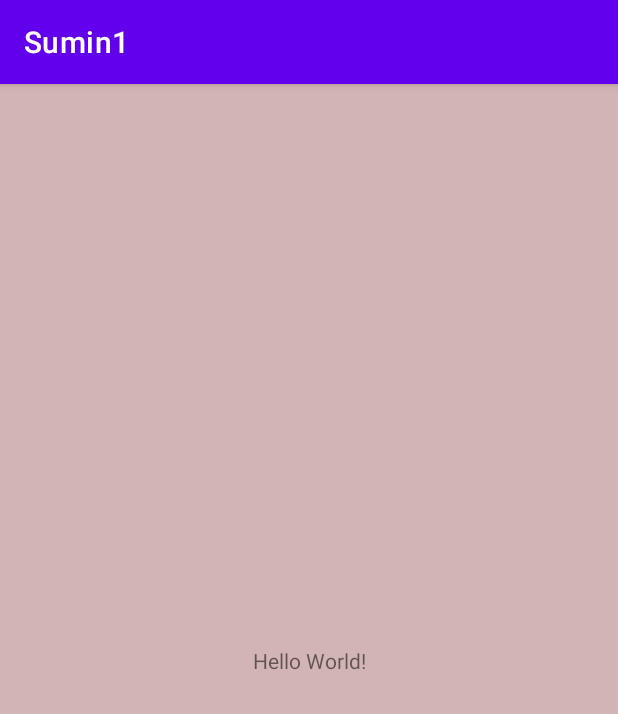
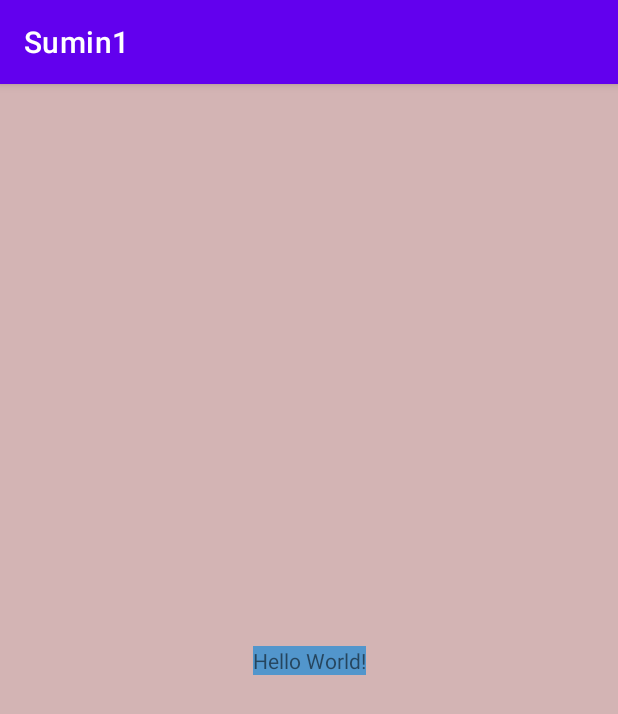
Before and after one commit to DenBatuY/Sumin1, an Android app: the screen it shows after launch (MainActivity), on a phone screen of 412 x 824 dp. Shown: the top 714 px of the screen. Run offline under Robolectric (Android 15) with nearby library versions, the phone set to English and light mode, and no system bars.

Commit message:
change color2

```diff
--- a/app/src/main/res/layout/activity_main.xml
+++ b/app/src/main/res/layout/activity_main.xml
@@ -10,6 +10,7 @@
     <TextView
         android:layout_width="wrap_content"
         android:layout_height="wrap_content"
+        android:background="#5296CC"
         android:text="Hello World!"
         app:layout_constraintBottom_toBottomOf="parent"
         app:layout_constraintEnd_toEndOf="parent"
```
